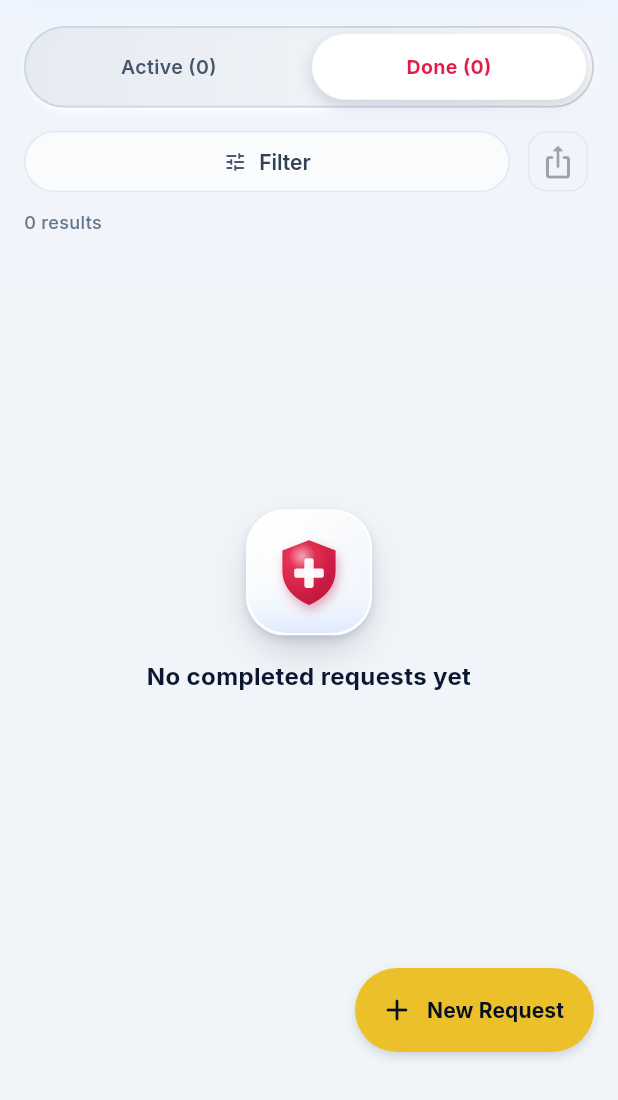
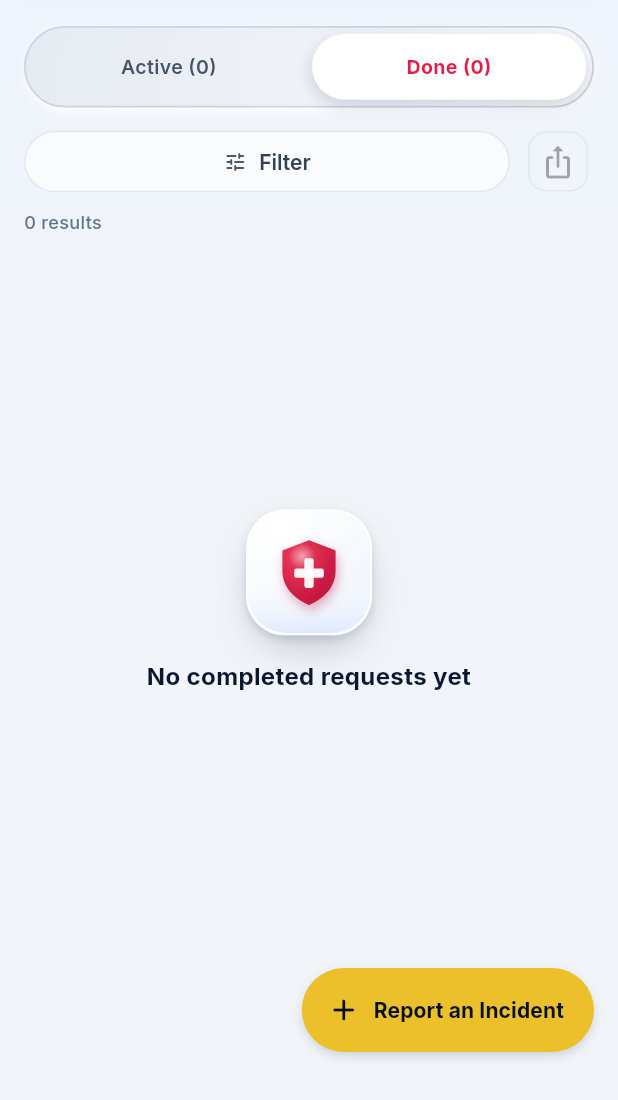
Before and after one commit to Upupapp/Esperanza-Mobile, a Flutter app: the RequestListScreen screen opened directly, after a tap on an icon or button, on a phone screen of 412 x 824 dp, the part 136-1236 px from its top. Run offline on Flutter 3.47's test engine with Material 3 defaults, Android fonts, the phone set to English and light mode, and no system bars; our stand-ins replace file_picker, firebase_core, firebase_messaging, flutter_local_notifications, flutter_map, flutter_secure_storage and 9 more; missing offline and left inert: didit_sdk, google_mlkit_barcode_scanning, google_mlkit_face_detection, google_mlkit_text_recognition, image_picker_android, image_picker_platform_interface and 1 more; accounts and stored records are empty; network calls fail.

Commit message:
App: registry notes in Filipino, incident reports say they came from the app
- The registry match notes follow the chosen language; the email check at
  sign-up was the one Filipino-only line.
- An incident report sends channel=app, so staff read "Mobile App".
- Incidents are reported, not requested ("Mag-ulat ng Insidente"), and the
  Emergency page is named as in the menu.

Co-Authored-By: Claude Opus 5.5 <noreply@anthropic.com>

```diff
--- a/Esperanza-Mobile-App/lib/l10n/filipino_text.dart
+++ b/Esperanza-Mobile-App/lib/l10n/filipino_text.dart
@@ -221,6 +221,7 @@ const Map<String, String> filipinoText = {
   'Pinned location': 'Naka-pin na lokasyon',
   'Pinned where your device is. If the emergency is somewhere else, tap that spot on the map.': 'Naka-pin kung nasaan ang iyong device. Kung nasa ibang lugar ang emergency, i-tap ang lugar na iyon sa mapa.',
   'Places to know': 'Mga lugar na dapat malaman',
+  'Please verify your email before continuing.': 'Paki-verify muna ang iyong email bago magpatuloy.',
   'Prepare my household list': 'Ihanda ang listahan',
   'Preview, download, or print your official copy.': 'Tingnan, i-download, o i-print ang iyong opisyal na kopya.',
   'Print request slip': 'I-print ang request slip',
@@ -364,6 +365,7 @@ const Map<String, String> filipinoText = {
   'View the report': 'Tingnan ang ulat',
   'Visit the office below for details.': 'Bisitahin ang opisina para sa detalye.',
   'Waiting for your barangay': 'Hinihintay ang iyong barangay',
+  'We found you in your barangay\'s registry. It will be linked to your account when the barangay office verifies you.': 'Nakita ka namin sa talaan ng iyong barangay. Iuugnay ito sa iyong account kapag na-verify ka ng barangay office.',
   'Welcome back': 'Maligayang Pagbabalik',
   'What is happening?': 'Ano ang nangyayari?',
   'What is happening? (optional)': 'Ano ang nangyayari? (opsyonal)',
@@ -381,12 +383,14 @@ const Map<String, String> filipinoText = {
   'You confirmed this was received': 'Kinumpirma ninyong natanggap ito',
   'You have no requests yet.': 'Wala ka pang kahilingan.',
   'You have no upcoming appointments.': 'Wala kang paparating na appointment.',
+  'You have not reported an incident yet.': 'Wala ka pang naiulat na insidente.',
   'You reported it': 'Iniulat mo',
   'You said this was not received': 'Sinabi ninyong hindi ito natanggap',
   'Your account is waiting for approval': 'Hinihintay pa ang pag-apruba ng iyong account',
   'Your account must be verified before you can book. You can still look at the open times.': 'Kailangang beripikado ang iyong account bago mag-book. Maaari mo pa ring tingnan ang mga bukas na oras.',
   'Your answer here sits beside the signature on the paper relief sheet; it does not replace the signature.': 'Ang inyong sagot dito ay katabi ng pirma sa papel na listahan ng relief; hindi nito pinapalitan ang pirma.',
   'Your appointment is booked': 'Naka-book na ang iyong appointment',
+  'Your barangay already has a record of you. The barangay office confirms it when they verify your account; until then you see only the details you gave.': 'May tala ka na sa talaan ng iyong barangay. Kukumpirmahin ito ng barangay office kapag na-verify ang iyong account; hanggang doon, ang mga detalyeng ibinigay mo lang ang makikita mo rito.',
   'Your barangay office confirms it when it verifies your profile.': 'Kukumpirmahin ito ng iyong barangay office kapag na-verify ang iyong profile.',
   'Your device asks before sharing your location; it is used only to measure distances.': 'Magtatanong muna ang iyong device bago ibahagi ang lokasyon mo; gagamitin lang ito para sukatin ang layo.',
   'Your device could not find its location. Choose your place on the map, or pick your barangay below.': 'Hindi mahanap ng iyong device ang lokasyon nito. Piliin ang iyong lugar sa mapa, o piliin ang iyong barangay sa ibaba.',
--- a/Esperanza-Mobile-App/lib/screens/auth/register_screen.dart
+++ b/Esperanza-Mobile-App/lib/screens/auth/register_screen.dart
@@ -267,7 +267,7 @@ class _RegisterScreenState extends State<RegisterScreen> {
           return 'Please enter your first and last name.';
         }
         if (_email.text.trim().isEmpty) return 'Please enter your email address.';
-        if (!_emailVerified) return 'Paki-verify muna ang iyong email bago magpatuloy.';
+        if (!_emailVerified) return tr('Please verify your email before continuing.');
         final mobileError = PhMobile.validate(_mobile.text);
         if (mobileError != null) return mobileError;
         if (_barangay == null) return 'Please select your barangay.';
@@ -1095,7 +1095,7 @@ class _RegisterScreenState extends State<RegisterScreen> {
           ),
         if (_foundInRegistry && !_alreadyHasAccount) ...[
           const SizedBox(height: AppSpacing.md),
-          const RegistryMatchNote(RegistryMatchNote.atSignUp),
+          RegistryMatchNote(RegistryMatchNote.atSignUp),
         ],
         if (_identityError != null && !_identitySent && !_alreadyHasAccount && account != null) ...[
           const SizedBox(height: AppSpacing.lg),
--- a/Esperanza-Mobile-App/lib/screens/profile/resident_profile/resident_profile_overview_screen.dart
+++ b/Esperanza-Mobile-App/lib/screens/profile/resident_profile/resident_profile_overview_screen.dart
@@ -77,7 +77,7 @@ class _ResidentProfileOverviewScreenState extends State<ResidentProfileOverviewS
             ],
             if (profiles.registryMatchPending) ...[
               const SizedBox(height: AppSpacing.md),
-              const RegistryMatchNote(RegistryMatchNote.onProfile),
+              RegistryMatchNote(RegistryMatchNote.onProfile),
             ],
             if (profile.status == VerificationStatus.needsCorrection) ...[
               const SizedBox(height: AppSpacing.lg),
--- a/Esperanza-Mobile-App/lib/screens/sakuna/sakuna_screen.dart
+++ b/Esperanza-Mobile-App/lib/screens/sakuna/sakuna_screen.dart
@@ -104,7 +104,7 @@ class _SakunaScreenState extends State<SakunaScreen> {
       // Clear, over RootShell's GlassBackdrop: the glass cards show its colour.
       backgroundColor: AppColors.clear,
       appBar: AppBar(
-        leading: const ShellMenuButton(),title: const Text('Risk Reduction & Emergency'), actions: const [AlertsAction()]),
+        leading: const ShellMenuButton(),title: Text(tr('Emergency')), actions: const [AlertsAction()]),
       // Bottom padding must include the inherited navbar MediaQuery inset
       // (RootShell's extendBody: true publishes it — see
       // widgets/esperanza_curved_navbar.dart) on top of the visual
--- a/Esperanza-Mobile-App/lib/screens/shared/request_list_screen.dart
+++ b/Esperanza-Mobile-App/lib/screens/shared/request_list_screen.dart
@@ -186,6 +186,9 @@ class _RequestListScreenState extends State<RequestListScreen> {
         padding: EdgeInsets.only(bottom: MediaQuery.paddingOf(context).bottom + _kFloatingElementGap),
         child: NewRequestFab(
           accent: widget.accent,
+          // An incident is reported, not requested (flow guide 2026-11-13,
+          // MDRRMO bug 9): the website's own words for the button.
+          label: widget.category == ServiceCategory.sakunaIncident ? tr('Report an Incident') : 'New Request',
           // Dokyu and Tulong's RequestListScreen instances are both mounted
           // at once (RootShell's IndexedStack), so the FAB's default hero tag
           // — shared by every FloatingActionButton unless overridden — would
@@ -348,8 +351,12 @@ class _RequestListScreenState extends State<RequestListScreen> {
                       icon: widget.icon,
                       title: _filters.isActive
                           ? 'No requests match your current filters.'
-                          : (_tab == 0 ? 'No active requests' : 'No completed requests yet'),
-                      description: _filters.isActive ? null : (_tab == 0 ? 'Tap "New Request" to get started.' : null),
+                          : widget.category == ServiceCategory.sakunaIncident && _tab == 0
+                              ? tr('You have not reported an incident yet.')
+                              : (_tab == 0 ? 'No active requests' : 'No completed requests yet'),
+                      description: _filters.isActive || widget.category == ServiceCategory.sakunaIncident
+                          ? null
+                          : (_tab == 0 ? 'Tap "New Request" to get started.' : null),
                       action: _filters.isActive
                           ? OutlinedButton(
                               onPressed: () => setState(() => _filters = const RequestFilters()),
--- a/Esperanza-Mobile-App/lib/services/requests_service.dart
+++ b/Esperanza-Mobile-App/lib/services/requests_service.dart
@@ -234,6 +234,9 @@ class RequestsService extends ChangeNotifier {
       if (description != null && description.trim().isNotEmpty) 'description': description.trim(),
       ...?location?.toFields(),
       'client_uuid': clientUuid,
+      // Staff see where a report came from: "Mobile App", not the website's
+      // "Citizen Portal" (flow guide 2026-11-13, MDRRMO bug 8).
+      'channel': 'app',
     };
     final res = photos.isEmpty
         ? await api.post('/citizen/incidents', body: fields)
```
Also changed, not shown: Esperanza-Mobile-App/lib/widgets/registry_match_note.dart (+8 -6 lines), 2 other files.
